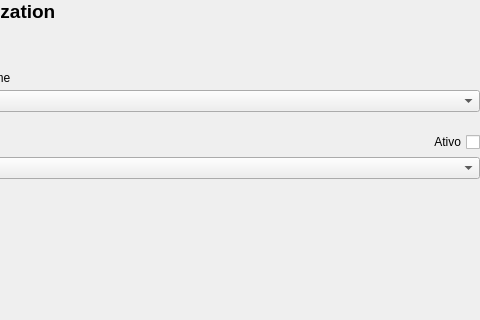
The window that zapzap/view/ui/personalization_page.ui (jmbatistav/zapzap) describes before a commit, drawn with Qt 5; both pictures show x 85 to 565 and y 0 to 320 of the 565 by 525 pixel window.
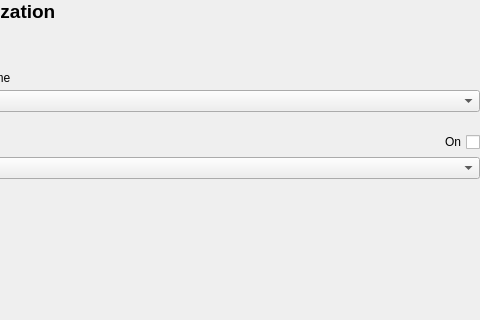
The same window after the commit.

Patch:
```diff
--- a/zapzap/view/ui/personalization_page.ui
+++ b/zapzap/view/ui/personalization_page.ui
@@ -115,7 +115,7 @@
             <enum>Qt::RightToLeft</enum>
            </property>
            <property name="text">
-            <string>Ativo</string>
+            <string>On</string>
            </property>
           </widget>
          </item>
```
